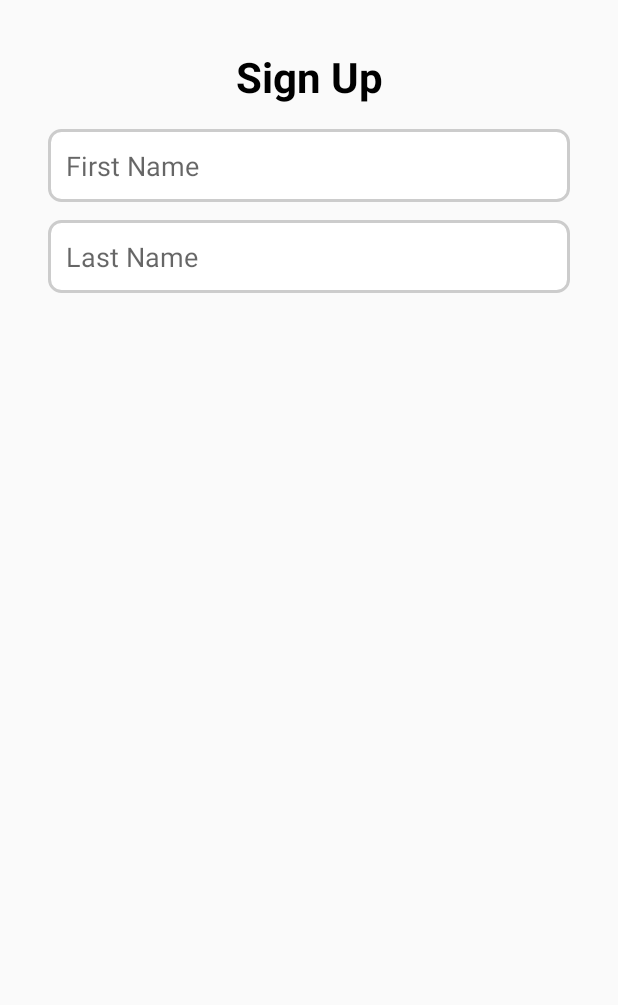
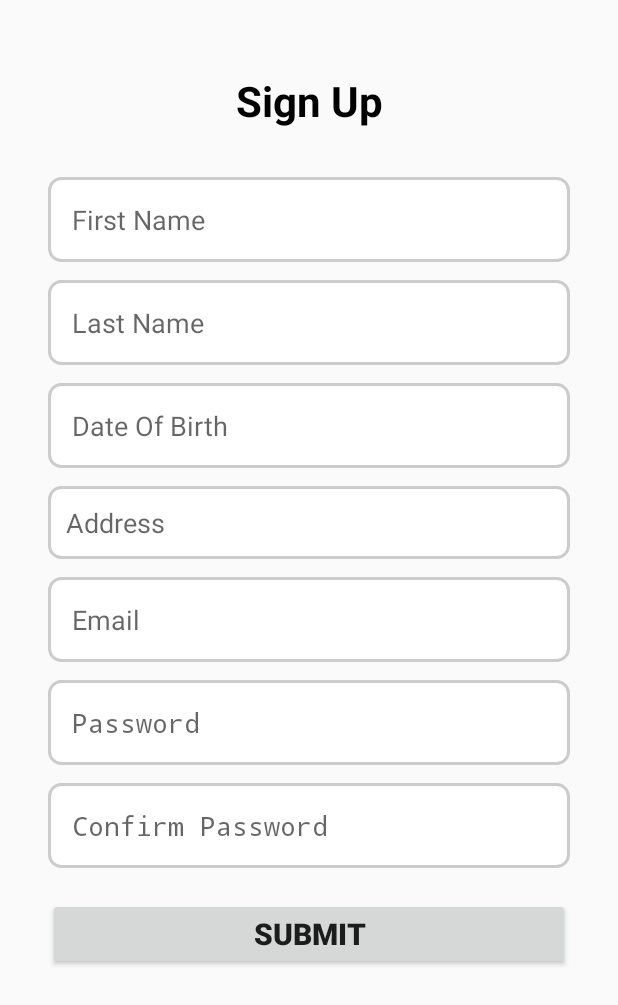
Before and after one commit to AshiqueULmustafa/My-Kotlin-Project, an Android app built with Jetpack Compose: the layout activity_sign_up_page.xml on its own in the app's theme, with its tools: preview values and no code run, on a phone screen of 412 x 824 dp. Shown: the top 1005 px of the screen. Run offline under Robolectric (Android 15) with nearby library versions, the phone set to English and light mode, and no system bars.

Commit message:
added more component to the page

```diff
--- a/app/src/main/res/layout/activity_sign_up_page.xml
+++ b/app/src/main/res/layout/activity_sign_up_page.xml
@@ -13,6 +13,7 @@
         android:text="@string/sign_up"
         android:textSize="28sp"
         android:textStyle="bold"
+        android:padding="16dp"
         android:textColor="@color/black"
         android:textAlignment="center"
         android:layout_width="match_parent"
@@ -23,7 +24,7 @@
         android:id="@+id/etFname"
         android:hint="@string/first_name"
         android:textColor="@color/black"
-        android:padding="12dp"
+        android:padding="16dp"
         android:background="@drawable/edittext_border"
         android:layout_width="match_parent"
         android:layout_height="wrap_content"
@@ -37,8 +38,72 @@
         android:background="@drawable/edittext_border"
         android:hint="@string/last_name"
         android:inputType="text"
+        android:padding="16dp"
+        android:textColor="@color/black" />
+
+    <EditText
+        android:layout_marginTop="12dp"
+        android:id="@+id/etDOB"
+        android:layout_width="match_parent"
+        android:layout_height="wrap_content"
+        android:background="@drawable/edittext_border"
+        android:hint="@string/dob"
+        android:inputType="date"
+        android:padding="16dp"
+        android:textColor="@color/black" />
+
+    <EditText
+        android:layout_marginTop="12dp"
+        android:id="@+id/etAddress"
+        android:layout_width="match_parent"
+        android:layout_height="wrap_content"
+        android:background="@drawable/edittext_border"
+        android:hint="@string/address"
+        android:inputType="text"
         android:padding="12dp"
         android:textColor="@color/black" />
 
+    <EditText
+        android:layout_marginTop="12dp"
+        android:id="@+id/etEmail"
+        android:layout_width="match_parent"
+        android:layout_height="wrap_content"
+        android:background="@drawable/edittext_border"
+        android:hint="@string/email"
+        android:inputType="textEmailAddress"
+        android:padding="16dp"
+        android:textColor="@color/black" />
+
+    <EditText
+        android:layout_marginTop="12dp"
+        android:id="@+id/etPass"
+        android:layout_width="match_parent"
+        android:layout_height="wrap_content"
+        android:background="@drawable/edittext_border"
+        android:hint="@string/password"
+        android:inputType="textPassword"
+        android:padding="16dp"
+        android:textColor="@color/black" />
+
+    <EditText
+        android:layout_marginTop="12dp"
+        android:id="@+id/etCpass"
+        android:layout_width="match_parent"
+        android:layout_height="wrap_content"
+        android:background="@drawable/edittext_border"
+        android:hint="@string/confirm_pass"
+        android:inputType="textPassword"
+        android:padding="16dp"
+        android:textColor="@color/black" />
+
+    <Button
+        android:layout_marginTop="20dp"
+        android:layout_width="match_parent"
+        android:layout_height="wrap_content"
+        android:text="@string/submit"
+        android:textSize="20sp"
+        android:textStyle="bold"
+        />
+
 
 </LinearLayout>
--- a/app/src/main/res/values/strings.xml
+++ b/app/src/main/res/values/strings.xml
@@ -2,5 +2,12 @@
     <string name="app_name">SignUpPage</string>
     <string name="first_name">First Name</string>
     <string name="last_name">Last Name</string>
+    <string name="dob">Date Of Birth</string>
+    <string name="email">Email</string>
+    <string name="phone">Phone</string>
+    <string name="password">Password</string>
+    <string name="address">Address</string>
+    <string name="confirm_pass">Confirm Password</string>
+    <string name="submit">Submit</string>
     <string name="sign_up">Sign Up</string>
 </resources>
```
